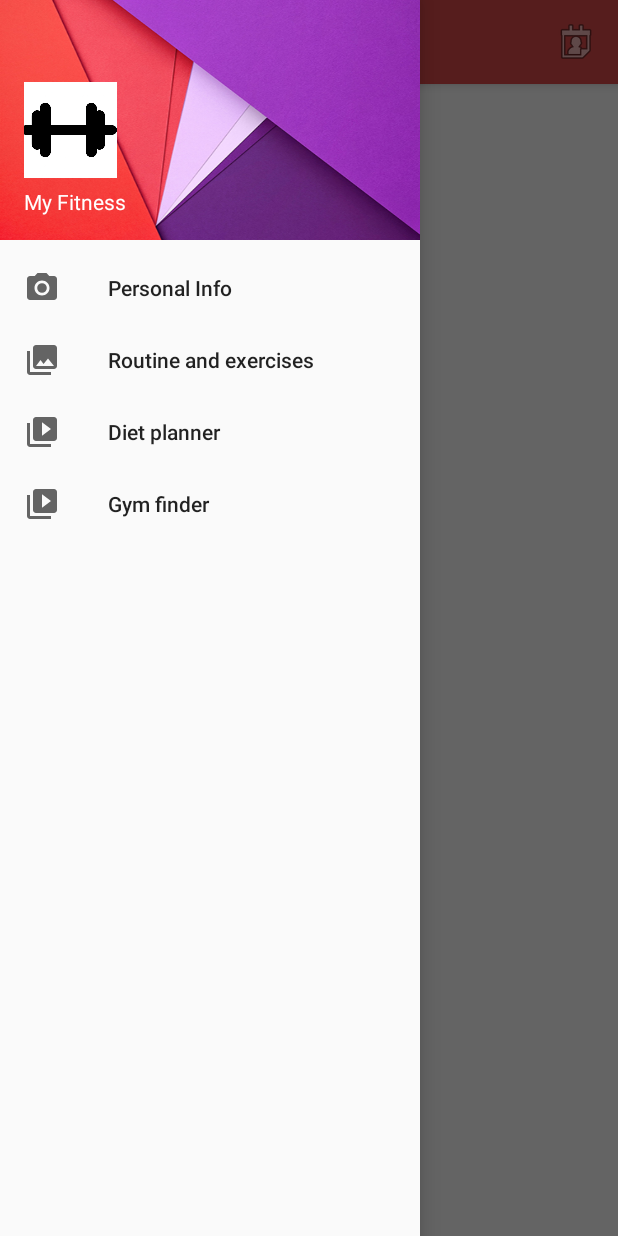
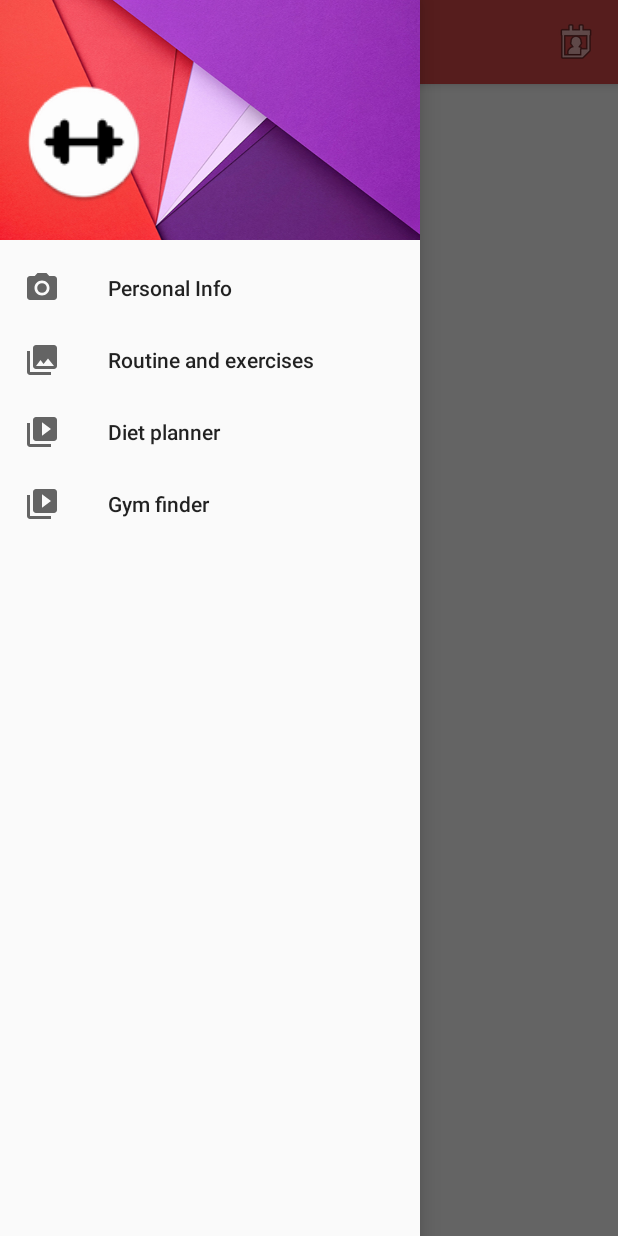
Before and after one commit to PeterMcteague/My-Fitness, an Android app: the MenuScreen screen opened directly, with no data from a screen before it, with the side drawer open, on a phone screen of 412 x 824 dp. Run offline under Robolectric (Android 15) with nearby library versions, the phone set to English and light mode, and no system bars.

Commit message:
Made navdrawer image a scalable mimap
Also minor margin tweaks

```diff
--- a/app/src/main/res/layout/activity_diet_screen_main.xml
+++ b/app/src/main/res/layout/activity_diet_screen_main.xml
@@ -169,7 +169,7 @@
             <ListView
                 android:id="@+id/diet_food_list"
                 android:layout_width="match_parent"
-                android:layout_height="381dp"
+                android:layout_height="378dp"
                 android:divider="?attr/dividerHorizontal"
                 android:footerDividersEnabled="true"
                 android:headerDividersEnabled="true" />
--- a/app/src/main/res/layout/fragment_info.xml
+++ b/app/src/main/res/layout/fragment_info.xml
@@ -4,8 +4,6 @@
     android:layout_width="match_parent"
     android:layout_height="match_parent"
     tools:context="uk.ac.tees.gingerbread.myfitness.Fragments.InfoFragment">
-
-    <!-- TODO: Update blank fragment layout -->
 
     <LinearLayout
         android:layout_width="match_parent"
--- a/app/src/main/res/layout/nav_header_menu_screen.xml
+++ b/app/src/main/res/layout/nav_header_menu_screen.xml
@@ -6,26 +6,22 @@
     android:background="@drawable/background_material_red"
     android:gravity="bottom"
     android:orientation="vertical"
-    android:paddingBottom="@dimen/activity_vertical_margin"
     android:paddingLeft="@dimen/activity_horizontal_margin"
     android:paddingRight="@dimen/activity_horizontal_margin"
-    android:paddingTop="@dimen/activity_vertical_margin"
     android:theme="@style/ThemeOverlay.AppCompat.Dark">
 
     <ImageView
         android:id="@+id/imageView"
         android:layout_width="80dp"
         android:layout_height="80dp"
-        android:layout_marginLeft="-10dp"
-        android:paddingTop="@dimen/nav_header_vertical_spacing"
-        android:src = "@drawable/weight_icon"
-        />
+        app:srcCompat="@mipmap/weight_icon" />
 
+    <!--If we had time, we would have this as a username and allow multiple users.-->
     <TextView
         android:layout_width="match_parent"
         android:layout_height="wrap_content"
         android:paddingTop="@dimen/nav_header_vertical_spacing"
-        android:text="My Fitness"
+        android:text=""
         android:layout_marginTop="-10dp"
         android:textAppearance="@style/TextAppearance.AppCompat.Body1" />
 
```
Also changed, not shown: app/src/main/res/mipmap-hdpi/weight_icon.png (added), app/src/main/res/mipmap-mdpi/weight_icon.png (added), app/src/main/res/mipmap-xhdpi/weight_icon.png (added), app/src/main/res/mipmap-xxhdpi/weight_icon.png (added), app/src/main/res/mipmap-xxxhdpi/weight_icon.png (added), app/src/main/weight_icon-web.png (added).
